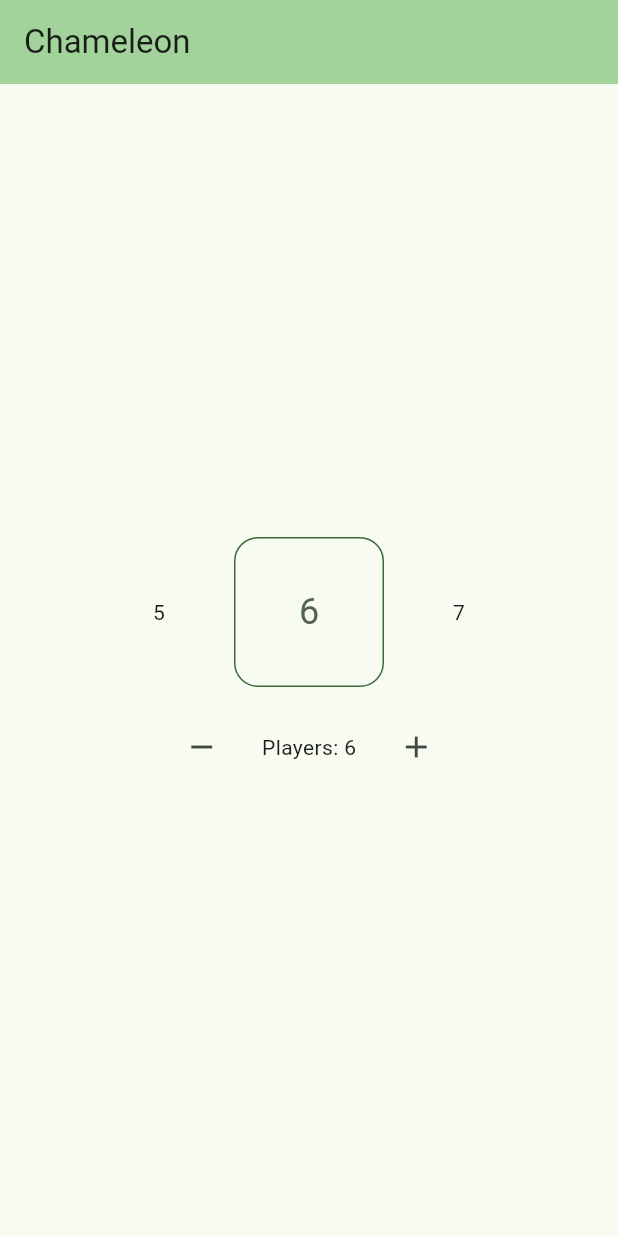
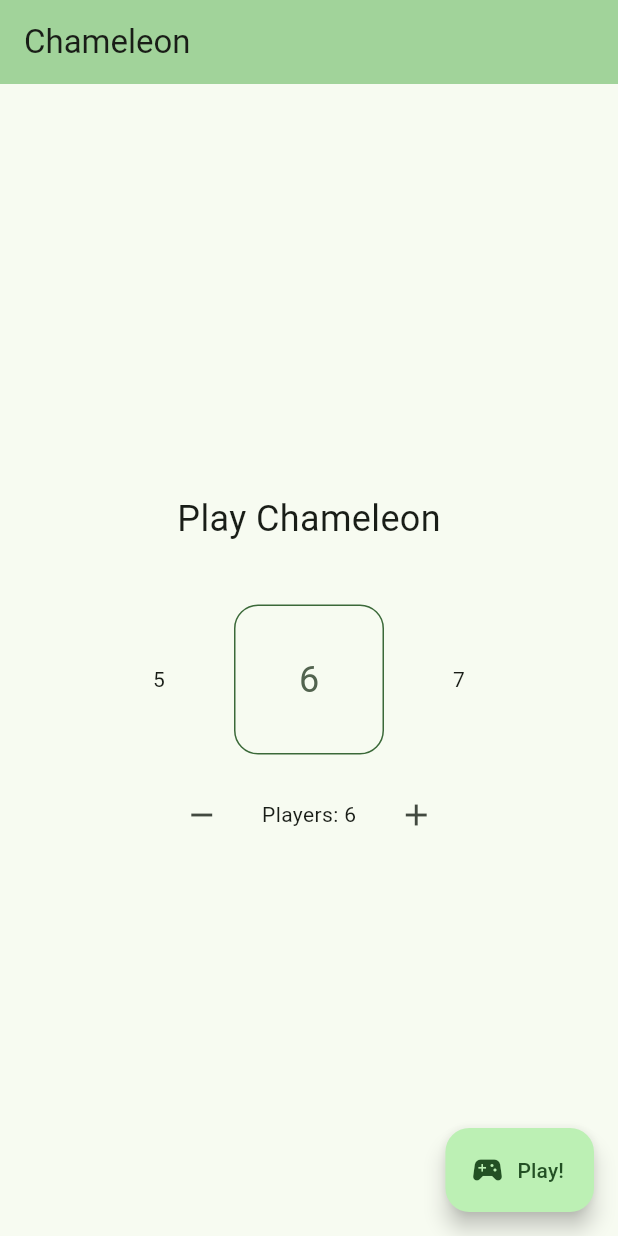
Before and after one commit to mathletedev/chameleon, a Flutter app: the screen it shows after launch, on a phone screen of 412 x 824 dp. Run offline on Flutter 3.47's test engine with Material 3 defaults, Android fonts, the phone set to English and light mode, and no system bars; drawn by our look-alikes of numberpicker.

Commit message:
feat: play button

```diff
--- a/lib/main.dart
+++ b/lib/main.dart
@@ -31,6 +31,12 @@ class Main extends StatefulWidget {
 class _MainState extends State<Main> {
   String _view = 'menu';
 
+  _setViewCallback(String view) {
+    setState(() {
+      _view = view;
+    });
+  }
+
   @override
   Widget build(BuildContext context) {
     return Scaffold(
@@ -40,8 +46,8 @@ class _MainState extends State<Main> {
       ),
       body: Center(
         child: switch (_view) {
-          'menu' => const MenuView(),
-          _ => null,
+          'menu' => MenuView(setViewCallback: _setViewCallback),
+          _ => MenuView(setViewCallback: _setViewCallback),
         },
       ),
     );
--- a/lib/views/menu.dart
+++ b/lib/views/menu.dart
@@ -1,11 +1,13 @@
 import 'package:flutter/material.dart';
 import 'package:numberpicker/numberpicker.dart';
 
+const int maxPlayers = 10;
 const int minPlayers = 3;
-const int maxPlayers = 10;
 
 class MenuView extends StatefulWidget {
-  const MenuView({super.key});
+  final void Function(String) setViewCallback;
+
+  const MenuView({super.key, required this.setViewCallback});
 
   @override
   State<MenuView> createState() => _MenuViewState();
@@ -16,10 +18,13 @@ class _MenuViewState extends State<MenuView> {
 
   @override
   Widget build(BuildContext context) {
-    return Column(
+    return Scaffold(
+      body: Column(
         mainAxisAlignment: MainAxisAlignment.center,
         crossAxisAlignment: CrossAxisAlignment.center,
         children: [
+          const Text('Play Chameleon', style: TextStyle(fontSize: 24)),
+          const SizedBox(height: 8),
           NumberPicker(
             minValue: minPlayers,
             maxValue: maxPlayers,
@@ -32,26 +37,33 @@ class _MenuViewState extends State<MenuView> {
               border: Border.all(color: Theme.of(context).colorScheme.primary),
             ),
           ),
-        SizedBox(height: 16),
           Row(
             mainAxisAlignment: MainAxisAlignment.center,
             children: [
               IconButton(
-              icon: Icon(Icons.remove),
+                icon: const Icon(Icons.remove),
                 onPressed: () => setState(() {
                   _numPlayers = (_numPlayers - 1).clamp(minPlayers, maxPlayers);
                 }),
               ),
               Text('Players: $_numPlayers'),
               IconButton(
-              icon: Icon(Icons.add),
+                icon: const Icon(Icons.add),
                 onPressed: () => setState(() {
                   _numPlayers = (_numPlayers + 1).clamp(minPlayers, maxPlayers);
                 }),
               ),
             ].expand((x) => [const SizedBox(width: 16), x]).skip(1).toList(),
           ),
-      ],
+        ].expand((x) => [const SizedBox(height: 16), x]).toList(),
+      ),
+      floatingActionButton: FloatingActionButton.extended(
+        label: const Text('Play!'),
+        icon: const Icon(Icons.sports_esports),
+        onPressed: () {
+          widget.setViewCallback('game');
+        },
+      ),
     );
   }
 }
```
Lines whose indentation alone changed are shown as unchanged.
